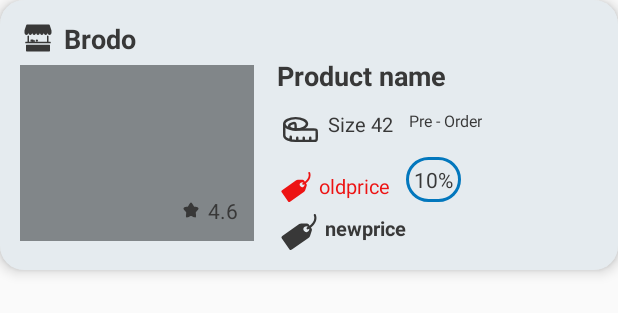
After one commit to Rickardolk/Surga-Sepatu-UAS-, an Android app: the layout item_product.xml on its own in the app's theme, with its tools: preview values and no code run, on a phone screen of 412 x 824 dp. The commit adds this screen. Shown: the top 313 px of the screen. Run offline under Robolectric (Android 15) with nearby library versions, the phone set to English and light mode, and no system bars.

Commit message:
add item list

```diff
--- a/app/src/main/AndroidManifest.xml
+++ b/app/src/main/AndroidManifest.xml
@@ -15,6 +15,9 @@
         android:theme="@style/Theme.SurgaSepatu"
         android:usesCleartextTraffic="true"
         tools:targetApi="31">
+        <activity
+            android:name=".ListProduct"
+            android:exported="false" />
         <activity
             android:name=".ItemlistActivity"
             android:exported="false" />
--- /dev/null
+++ b/app/src/main/res/drawable/market.xml
@@ -0,0 +1,20 @@
+<vector xmlns:android="http://schemas.android.com/apk/res/android"
+    android:width="24dp"
+    android:height="24dp"
+    android:viewportWidth="48"
+    android:viewportHeight="48">
+  <path
+      android:pathData="M9.263,6c-0.378,0 -0.715,0.262 -0.845,0.656L6.11,13.667a2.2,2.2 0,0 0,-0.11 0.687v2.789C6,18.72 7.151,20 8.571,20s2.572,-1.28 2.572,-2.857c0,1.578 1.151,2.857 2.571,2.857s2.572,-1.28 2.572,-2.857c0,1.578 1.151,2.857 2.571,2.857s2.57,-1.278 2.572,-2.855C21.429,18.722 22.58,20 24,20s2.571,-1.28 2.571,-2.857c0,1.578 1.152,2.857 2.572,2.857s2.57,-1.278 2.571,-2.855C31.715,18.722 32.866,20 34.286,20s2.571,-1.28 2.571,-2.857c0,1.578 1.151,2.857 2.572,2.857C40.849,20 42,18.72 42,17.143v-2.789a2.2,2.2 0,0 0,-0.11 -0.687l-2.308,-7.01c-0.13,-0.395 -0.467,-0.657 -0.845,-0.657z"
+      android:fillColor="@color/textcolor2"
+      android:fillType="evenOdd"/>
+  <path
+      android:pathData="M10,21.23V29H7.5a0.5,0.5 0,0 0,-0.5 0.5v1a0.5,0.5 0,0 0,0.5 0.5h33a0.5,0.5 0,0 0,0.5 -0.5v-1a0.5,0.5 0,0 0,-0.5 -0.5H38v-7.77a3.9,3.9 0,0 1,-1.143 -0.703a4,4 0,0 1,-0.857 0.576V29H12v-7.897a4,4 0,0 1,-0.857 -0.576c-0.336,0.295 -0.72,0.535 -1.143,0.703m26,-1.957q0.127,-0.127 0.24,-0.273H36zM37.474,19a2.8,2.8 0,0 0,0.526 0.519V19zM10,19.519a2.6,2.6 0,0 0,0.526 -0.519H10zM11.76,19H12v0.273a3,3 0,0 1,-0.24 -0.273M8.5,33a0.5,0.5 0,0 0,-0.5 0.5V41a1,1 0,0 0,1 1h30a1,1 0,0 0,1 -1v-7.5a0.5,0.5 0,0 0,-0.5 -0.5z"
+      android:fillColor="@color/textcolor2"
+      android:fillType="evenOdd"/>
+  <path
+      android:pathData="M14,26.5a0.5,0.5 0,0 1,0.5 -0.5h3a0.5,0.5 0,0 1,0.5 0.5v2a0.5,0.5 0,0 1,-0.5 0.5h-3a0.5,0.5 0,0 1,-0.5 -0.5z"
+      android:fillColor="@color/textcolor2"/>
+  <path
+      android:pathData="M16,27.5a0.5,0.5 0,0 1,0.5 -0.5h3a0.5,0.5 0,0 1,0.5 0.5v1a0.5,0.5 0,0 1,-0.5 0.5h-3a0.5,0.5 0,0 1,-0.5 -0.5zM24,27.5a1.5,1.5 0,1 1,-3 0a1.5,1.5 0,0 1,3 0"
+      android:fillColor="@color/textcolor2"/>
+</vector>
--- /dev/null
+++ b/app/src/main/res/drawable/price_new.xml
@@ -0,0 +1,9 @@
+<vector xmlns:android="http://schemas.android.com/apk/res/android"
+    android:width="24dp"
+    android:height="24dp"
+    android:viewportWidth="20"
+    android:viewportHeight="20">
+  <path
+      android:pathData="M19.388,0.405a0.605,0.605 0,0 0,-1.141 0.399c0.929,2.67 -0.915,4.664 -2.321,5.732l-0.568,-0.814c-0.191,-0.273 -0.618,-0.5 -0.95,-0.504l-3.188,0.014a2.162,2.162 0,0 0,-1.097 0.338L0.729,12.157a1.01,1.01 0,0 0,-0.247 1.404l4.269,6.108c0.32,0.455 0.831,0.4 1.287,0.082l9.394,-6.588c0.27,-0.191 0.582,-0.603 0.692,-0.918l0.998,-3.145c0.11,-0.314 0.043,-0.793 -0.148,-1.066l-0.346,-0.496c1.888,-1.447 3.848,-4.004 2.76,-7.133m-4.371,9.358a1.608,1.608 0,0 1,-2.24 -0.396a1.614,1.614 0,0 1,0.395 -2.246a1.607,1.607 0,0 1,1.868 0.017c-0.272,0.164 -0.459,0.26 -0.494,0.275a0.606,0.606 0,0 0,0.259 1.153c0.086,0 0.174,-0.02 0.257,-0.059c0.194,-0.092 0.402,-0.201 0.619,-0.33a1.615,1.615 0,0 1,-0.664 1.586"
+      android:fillColor="@color/textcolor2"/>
+</vector>
--- /dev/null
+++ b/app/src/main/res/drawable/price_old.xml
@@ -0,0 +1,9 @@
+<vector xmlns:android="http://schemas.android.com/apk/res/android"
+    android:width="20dp"
+    android:height="20dp"
+    android:viewportWidth="20"
+    android:viewportHeight="20">
+  <path
+      android:pathData="M19.388,0.405a0.605,0.605 0,0 0,-1.141 0.399c0.929,2.67 -0.915,4.664 -2.321,5.732l-0.568,-0.814c-0.191,-0.273 -0.618,-0.5 -0.95,-0.504l-3.188,0.014a2.162,2.162 0,0 0,-1.097 0.338L0.729,12.157a1.01,1.01 0,0 0,-0.247 1.404l4.269,6.108c0.32,0.455 0.831,0.4 1.287,0.082l9.394,-6.588c0.27,-0.191 0.582,-0.603 0.692,-0.918l0.998,-3.145c0.11,-0.314 0.043,-0.793 -0.148,-1.066l-0.346,-0.496c1.888,-1.447 3.848,-4.004 2.76,-7.133m-4.371,9.358a1.608,1.608 0,0 1,-2.24 -0.396a1.614,1.614 0,0 1,0.395 -2.246a1.607,1.607 0,0 1,1.868 0.017c-0.272,0.164 -0.459,0.26 -0.494,0.275a0.606,0.606 0,0 0,0.259 1.153c0.086,0 0.174,-0.02 0.257,-0.059c0.194,-0.092 0.402,-0.201 0.619,-0.33a1.615,1.615 0,0 1,-0.664 1.586"
+      android:fillColor="#ED1313"/>
+</vector>
--- /dev/null
+++ b/app/src/main/res/drawable/size.xml
@@ -0,0 +1,27 @@
+<vector xmlns:android="http://schemas.android.com/apk/res/android"
+    android:width="26dp"
+    android:height="26dp"
+    android:viewportWidth="24"
+    android:viewportHeight="24">
+  <path
+      android:pathData="M5,9.979C5,11.095 6.79,12 9,12V9.979c0,-0.994 0,-1.492 -0.397,-1.795c-0.398,-0.303 -0.792,-0.19 -1.58,0.037C5.815,8.57 5,9.226 5,9.98"
+      android:strokeLineJoin="round"
+      android:strokeWidth="1.5"
+      android:fillColor="#00000000"
+      android:strokeColor="@color/textcolor2"
+      android:strokeLineCap="round"/>
+  <path
+      android:pathData="M16,8.5c0,1.933 -3.134,3.5 -7,3.5s-7,-1.567 -7,-3.5S5.134,5 9,5s7,1.567 7,3.5"
+      android:strokeLineJoin="round"
+      android:strokeWidth="1.5"
+      android:fillColor="#00000000"
+      android:strokeColor="@color/textcolor2"
+      android:strokeLineCap="round"/>
+  <path
+      android:pathData="M2,9v6.667C2,17.507 5.134,19 9,19h11c0.943,0 1.414,0 1.707,-0.293S22,17.943 22,17v-3c0,-0.943 0,-1.414 -0.293,-1.707S20.943,12 20,12H9m9,7v-2m-4,2v-2m-4,2v-2m-4,1.5v-2"
+      android:strokeLineJoin="round"
+      android:strokeWidth="1.5"
+      android:fillColor="#00000000"
+      android:strokeColor="@color/textcolor2"
+      android:strokeLineCap="round"/>
+</vector>
--- /dev/null
+++ b/app/src/main/res/drawable/star_black.xml
@@ -0,0 +1,9 @@
+<vector xmlns:android="http://schemas.android.com/apk/res/android"
+    android:width="12dp"
+    android:height="12dp"
+    android:viewportWidth="24"
+    android:viewportHeight="24">
+  <path
+      android:pathData="M9.153,5.408C10.42,3.136 11.053,2 12,2c0.947,0 1.58,1.136 2.847,3.408l0.328,0.588c0.36,0.646 0.54,0.969 0.82,1.182c0.28,0.213 0.63,0.292 1.33,0.45l0.636,0.144c2.46,0.557 3.689,0.835 3.982,1.776c0.292,0.94 -0.546,1.921 -2.223,3.882l-0.434,0.507c-0.476,0.557 -0.715,0.836 -0.822,1.18c-0.107,0.345 -0.071,0.717 0.001,1.46l0.066,0.677c0.253,2.617 0.38,3.925 -0.386,4.506c-0.766,0.582 -1.918,0.051 -4.22,-1.009l-0.597,-0.274c-0.654,-0.302 -0.981,-0.452 -1.328,-0.452c-0.347,0 -0.674,0.15 -1.328,0.452l-0.596,0.274c-2.303,1.06 -3.455,1.59 -4.22,1.01c-0.767,-0.582 -0.64,-1.89 -0.387,-4.507l0.066,-0.676c0.072,-0.744 0.108,-1.116 0,-1.46c-0.106,-0.345 -0.345,-0.624 -0.821,-1.18l-0.434,-0.508c-1.677,-1.96 -2.515,-2.941 -2.223,-3.882c0.293,-0.941 1.523,-1.22 3.983,-1.776l0.636,-0.144c0.699,-0.158 1.048,-0.237 1.329,-0.45c0.28,-0.213 0.46,-0.536 0.82,-1.182z"
+      android:fillColor="@color/textcolor2"/>
+</vector>
--- a/app/src/main/res/layout/fragment_cart.xml
+++ b/app/src/main/res/layout/fragment_cart.xml
@@ -82,6 +82,7 @@
             app:layout_constraintEnd_toEndOf="parent"/>
 
         <Button
+            android:id="@+id/buttonseeproduct"
             android:layout_width="wrap_content"
             android:layout_height="@dimen/_36sdp"
             android:padding="@dimen/_10sdp"
--- a/app/src/main/res/layout/fragment_home.xml
+++ b/app/src/main/res/layout/fragment_home.xml
@@ -57,7 +57,7 @@
         <LinearLayout
             android:id="@+id/llsearch"
             android:layout_width="match_parent"
-            android:layout_height="40dp"
+            android:layout_height="@dimen/_30sdp"
             app:layout_constraintEnd_toEndOf="parent"
             app:layout_constraintStart_toStartOf="parent"
             android:orientation="horizontal"
--- /dev/null
+++ b/app/src/main/res/layout/item_product.xml
@@ -0,0 +1,144 @@
+<?xml version="1.0" encoding="utf-8"?>
+<androidx.constraintlayout.widget.ConstraintLayout xmlns:android="http://schemas.android.com/apk/res/android"
+    xmlns:tools="http://schemas.android.com/tools"
+    android:layout_width="match_parent"
+    android:layout_height="wrap_content"
+    xmlns:app="http://schemas.android.com/apk/res-auto"
+    android:background="@drawable/button_background"
+    android:padding="@dimen/_10sdp"
+    android:elevation="@dimen/_4sdp"
+    android:layout_marginBottom="@dimen/_20sdp">
+
+    <TextView
+        android:id="@+id/product_brand"
+        android:layout_width="wrap_content"
+        android:layout_height="wrap_content"
+        android:text="Brodo"
+        android:drawableStart="@drawable/market"
+        android:drawablePadding="@dimen/_4sdp"
+        android:textStyle="bold"
+        android:textSize="@dimen/_14ssp"
+        android:textColor="@color/textcolor2"
+        app:layout_constraintTop_toTopOf="parent"
+        app:layout_constraintStart_toStartOf="parent"/>
+
+    <androidx.constraintlayout.widget.ConstraintLayout
+        android:id="@+id/cl"
+        android:layout_width="wrap_content"
+        android:layout_height="wrap_content"
+        android:background="@drawable/cardview_background"
+        app:layout_constraintTop_toBottomOf="@+id/product_brand"
+        android:layout_marginTop="@dimen/_4sdp"
+        app:layout_constraintStart_toStartOf="parent">
+
+        <ImageView
+            android:id="@+id/product_image"
+            android:layout_width="@dimen/_120sdp"
+            android:layout_height="@dimen/_90sdp"
+            android:background="@color/abu_abu"
+            android:scaleType="centerCrop"
+            app:layout_constraintStart_toStartOf="parent"
+            app:layout_constraintTop_toTopOf="parent"/>
+
+        <TextView
+            android:id="@+id/product_rating"
+            android:layout_width="wrap_content"
+            android:layout_height="wrap_content"
+            android:text="4.6"
+            android:textColor="@color/textcolor2"
+            android:drawableStart="@drawable/star_black"
+            android:drawablePadding="@dimen/_4sdp"
+            app:layout_constraintEnd_toEndOf="parent"
+            app:layout_constraintBottom_toBottomOf="parent"
+            android:layout_marginEnd="@dimen/_8sdp"
+            android:layout_marginBottom="@dimen/_8sdp"/>
+
+    </androidx.constraintlayout.widget.ConstraintLayout>
+
+    <TextView
+        android:id="@+id/product_name"
+        android:layout_width="wrap_content"
+        android:layout_height="wrap_content"
+        android:text="Product name"
+        android:textColor="@color/textcolor2"
+        android:textStyle="bold"
+        android:textSize="@dimen/_14ssp"
+        app:layout_constraintTop_toBottomOf="@+id/product_brand"
+        app:layout_constraintStart_toEndOf="@+id/cl"
+        android:layout_marginStart="@dimen/_12sdp"/>
+
+    <TextView
+        android:id="@+id/product_size"
+        android:layout_width="wrap_content"
+        android:layout_height="wrap_content"
+        android:text="Size 42"
+        android:textSize="@dimen/_10ssp"
+        android:textColor="@color/textcolor2"
+        android:drawableStart="@drawable/size"
+        android:drawablePadding="@dimen/_4sdp"
+        app:layout_constraintTop_toBottomOf="@+id/product_name"
+        app:layout_constraintStart_toEndOf="@+id/cl"
+        android:layout_marginStart="@dimen/_14sdp"
+        android:layout_marginTop="@dimen/_8sdp"/>
+
+    <TextView
+        android:id="@+id/product_old_price"
+        android:layout_width="wrap_content"
+        android:layout_height="wrap_content"
+        android:text="oldprice"
+        android:textColor="#ED1313"
+        android:drawableStart="@drawable/price_old"
+        android:drawablePadding="@dimen/_4sdp"
+        app:layout_constraintTop_toBottomOf="@+id/product_size"
+        app:layout_constraintStart_toEndOf="@+id/cl"
+        android:textSize="@dimen/_10ssp"
+        android:layout_marginStart="@dimen/_14sdp"
+        android:layout_marginTop="@dimen/_12sdp"/>
+
+    <TextView
+        android:id="@+id/product_new_price"
+        android:layout_width="wrap_content"
+        android:layout_height="wrap_content"
+        android:text="newprice"
+        android:textColor="@color/textcolor2"
+        android:drawableStart="@drawable/price_new"
+        android:drawablePadding="@dimen/_4sdp"
+        app:layout_constraintTop_toBottomOf="@+id/product_old_price"
+        app:layout_constraintStart_toEndOf="@+id/cl"
+        android:textStyle="bold"
+        android:textSize="@dimen/_10ssp"
+        android:layout_marginStart="@dimen/_14sdp"
+        android:layout_marginTop="@dimen/_6sdp"/>
+
+    <TextView
+        android:id="@+id/product_status"
+        android:layout_width="wrap_content"
+        android:layout_height="wrap_content"
+        android:text="Pre - Order"
+        app:layout_constraintStart_toEndOf="@+id/product_size"
+        app:layout_constraintTop_toBottomOf="@+id/product_name"
+        android:layout_marginTop="@dimen/_8sdp"
+        android:textSize="@dimen/_8ssp"
+        android:layout_marginStart="@dimen/_8sdp"
+        android:textColor="@color/textcolor2"/>
+
+    <LinearLayout
+        android:layout_width="wrap_content"
+        android:layout_height="wrap_content"
+        android:orientation="horizontal"
+        android:background="@drawable/outline_button"
+        app:layout_constraintStart_toEndOf="@+id/product_old_price"
+        app:layout_constraintTop_toBottomOf="@id/product_status"
+        android:layout_marginTop="@dimen/_13sdp"
+        android:layout_marginStart="@dimen/_8sdp"
+        android:padding="@dimen/_4sdp">
+
+        <TextView
+            android:layout_width="wrap_content"
+            android:layout_height="wrap_content"
+            android:text="10%"
+            android:textColor="@color/textcolor2"/>
+
+    </LinearLayout>
+
+</androidx.constraintlayout.widget.ConstraintLayout>
```
Also changed, not shown: app/src/main/java/Menu/CartFragment.kt (+13 -20 lines), app/src/main/java/com/example/surgasepatu/Item/ProductAdapter.kt (added, +48 -0 lines), app/src/main/java/com/example/surgasepatu/Item/Product_kt.kt (added, +14 -0 lines), app/src/main/java/com/example/surgasepatu/ItemlistActivity.kt (deleted, +0 -16 lines), app/src/main/java/com/example/surgasepatu/ListProduct.kt (added, +42 -0 lines), app/src/main/res/drawable/arrow_back.xml (added, +9 -0 lines), app/src/main/res/layout/home.xml (deleted, +0 -195 lines), app/src/main/res/layout/itemlist.xml (deleted, +0 -10 lines), app/src/main/res/layout/list_product.xml (added, +124 -0 lines).
